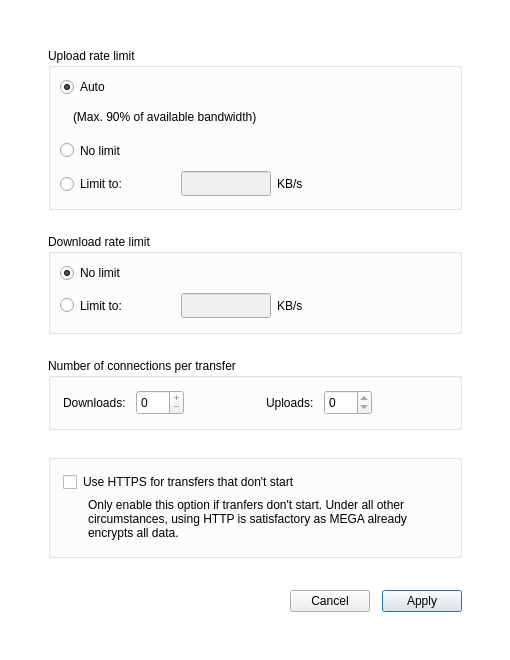
Above: src/MEGASync/gui/ui/BandwidthSettings.ui from meganz/MEGAsync before the change. Below: the same form after it.
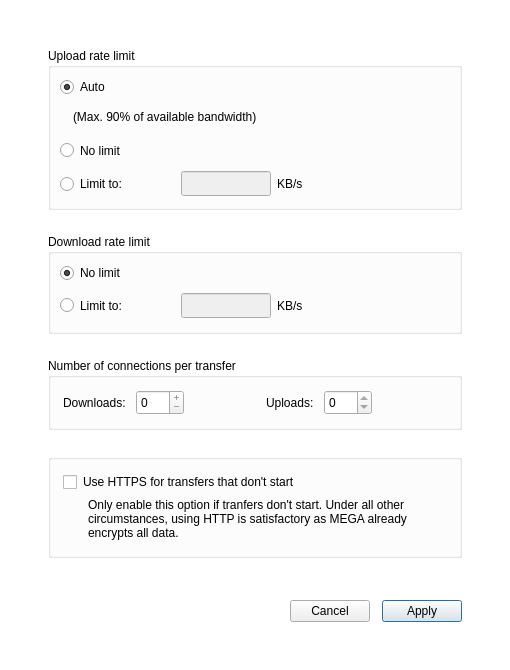
That is the form after the change.

The edit to the form file:
```diff
--- a/src/MEGASync/gui/ui/BandwidthSettings.ui
+++ b/src/MEGASync/gui/ui/BandwidthSettings.ui
@@ -10,7 +10,7 @@
     <x>0</x>
     <y>0</y>
     <width>510</width>
-    <height>660</height>
+    <height>670</height>
    </rect>
   </property>
   <property name="sizePolicy">
@@ -21,8 +21,8 @@
   </property>
   <property name="minimumSize">
    <size>
-    <width>0</width>
-    <height>0</height>
+    <width>510</width>
+    <height>670</height>
    </size>
   </property>
   <property name="maximumSize">
```
